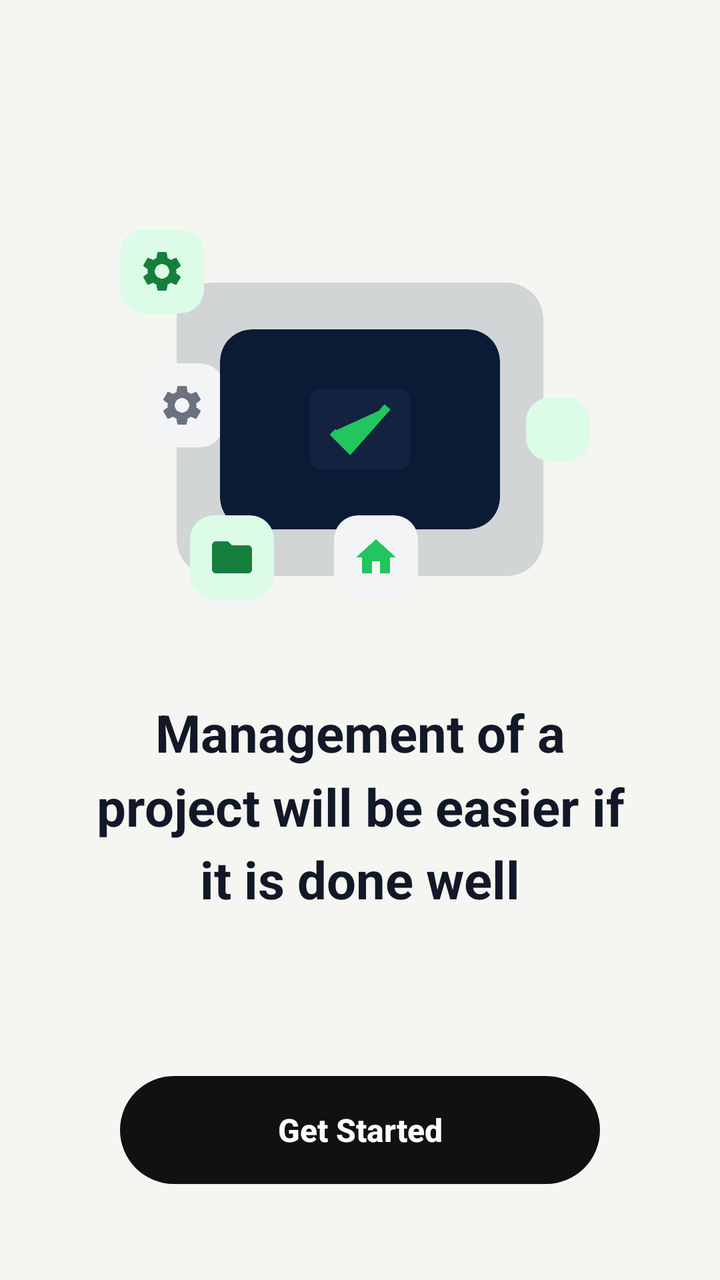
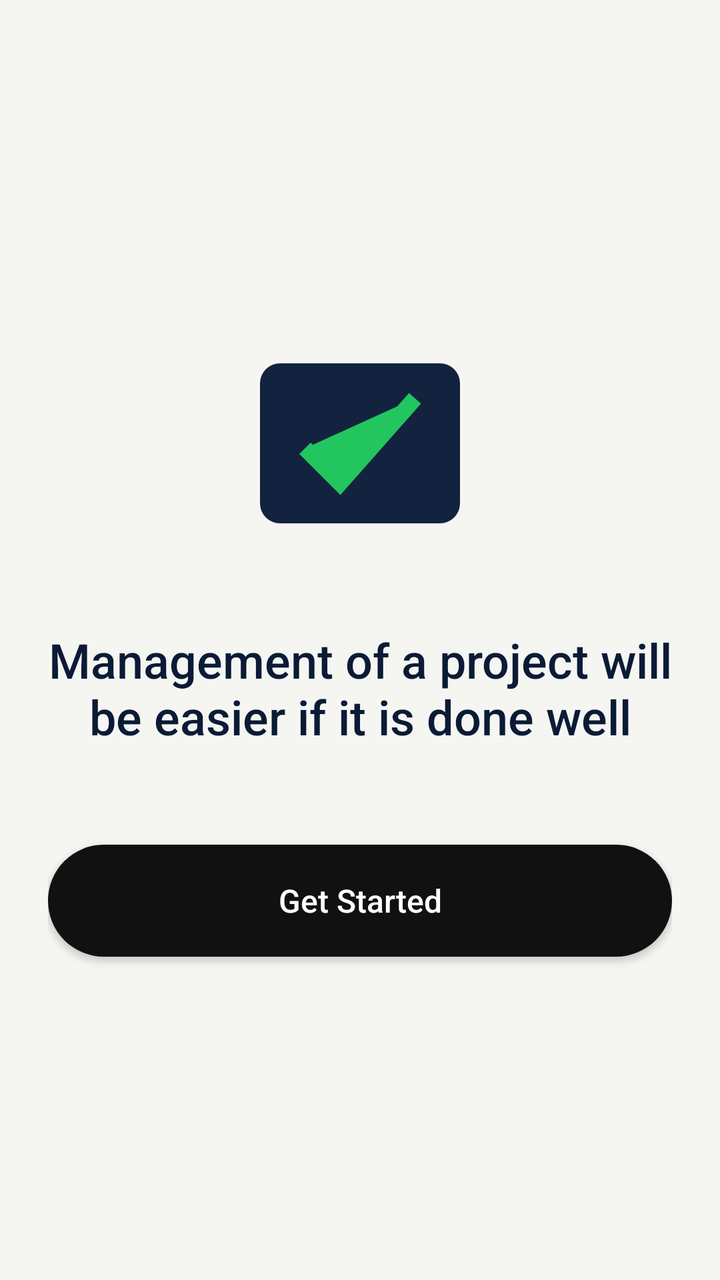

An Android layout rendered at two revisions. The XML below is the earlier revision; the diff shows what the commit changed to produce the second picture.
<!-- AndroidManifest.xml: activity theme Theme.TaskFlow.Splash -->
<!-- res/layout/activity_splash.xml -->
<?xml version="1.0" encoding="utf-8"?>
<LinearLayout xmlns:android="http://schemas.android.com/apk/res/android"
    xmlns:app="http://schemas.android.com/apk/res-auto"
    android:layout_width="match_parent"
    android:layout_height="match_parent"
    android:orientation="vertical"
    android:gravity="center_horizontal"
    android:background="@color/splash_bg"
    android:padding="24dp">

    <View
        android:layout_width="0dp"
        android:layout_height="0dp"
        android:layout_weight="1" />

    
    <RelativeLayout
        android:layout_width="260dp"
        android:layout_height="220dp"
        android:layout_gravity="center_horizontal"
        android:layout_marginBottom="24dp">

        
        <ImageView
            android:layout_width="match_parent"
            android:layout_height="match_parent"
            android:src="@drawable/ic_logo_taskflow"
            android:alpha="0.15"
            android:contentDescription="@null" />

        
        <View
            android:id="@+id/chip_key"
            android:layout_width="42dp"
            android:layout_height="42dp"
            android:layout_alignParentStart="true"
            android:layout_alignParentTop="true"
            android:layout_marginStart="10dp"
            android:layout_marginTop="10dp"
            android:background="@drawable/bg_chip_green" />
        <ImageView
            android:layout_width="24dp"
            android:layout_height="24dp"
            android:layout_alignStart="@id/chip_key"
            android:layout_alignTop="@id/chip_key"
            android:layout_marginStart="9dp"
            android:layout_marginTop="9dp"
            android:src="@drawable/ic_settings"
            app:tint="#15803D"
            android:contentDescription="@null" />

        
        <View
            android:id="@+id/chip_gear"
            android:layout_width="42dp"
            android:layout_height="42dp"
            android:layout_alignParentStart="true"
            android:layout_below="@id/chip_key"
            android:layout_marginStart="20dp"
            android:layout_marginTop="25dp"
            android:background="@drawable/bg_chip_grey" />
        <ImageView
            android:layout_width="24dp"
            android:layout_height="24dp"
            android:layout_alignStart="@id/chip_gear"
            android:layout_alignTop="@id/chip_gear"
            android:layout_marginStart="9dp"
            android:layout_marginTop="9dp"
            android:src="@drawable/ic_settings"
            android:contentDescription="@null" />

        
        <androidx.cardview.widget.CardView
            android:layout_width="140dp"
            android:layout_height="100dp"
            android:layout_centerInParent="true"
            app:cardCornerRadius="16dp"
            app:cardBackgroundColor="@color/navy"
            app:cardElevation="0dp">
            <ImageView
                android:layout_width="match_parent"
                android:layout_height="match_parent"
                android:scaleType="centerInside"
                android:padding="20dp"
                android:src="@drawable/ic_logo_taskflow"
                android:contentDescription="@null" />
        </androidx.cardview.widget.CardView>

        
        <View
            android:id="@+id/chip_lock"
            android:layout_width="42dp"
            android:layout_height="42dp"
            android:layout_alignParentStart="true"
            android:layout_alignParentBottom="true"
            android:layout_marginStart="45dp"
            android:layout_marginBottom="25dp"
            android:background="@drawable/bg_chip_green" />
        <ImageView
            android:layout_width="24dp"
            android:layout_height="24dp"
            android:layout_alignStart="@id/chip_lock"
            android:layout_alignTop="@id/chip_lock"
            android:layout_marginStart="9dp"
            android:layout_marginTop="9dp"
            android:src="@drawable/ic_folder"
            app:tint="#15803D"
            android:contentDescription="@null" />

        
        <View
            android:id="@+id/chip_cart"
            android:layout_width="42dp"
            android:layout_height="42dp"
            android:layout_toEndOf="@id/chip_lock"
            android:layout_alignParentBottom="true"
            android:layout_marginStart="30dp"
            android:layout_marginBottom="25dp"
            android:background="@drawable/bg_chip_grey" />
        <ImageView
            android:layout_width="24dp"
            android:layout_height="24dp"
            android:layout_alignStart="@id/chip_cart"
            android:layout_alignTop="@id/chip_cart"
            android:layout_marginStart="9dp"
            android:layout_marginTop="9dp"
            android:src="@drawable/ic_home"
            android:contentDescription="@null" />

        
        <View
            android:id="@+id/chip_heart"
            android:layout_width="32dp"
            android:layout_height="32dp"
            android:layout_alignParentEnd="true"
            android:layout_centerVertical="true"
            android:layout_marginEnd="15dp"
            android:background="@drawable/bg_chip_green" />
    </RelativeLayout>

    <TextView
        android:id="@+id/tv_splash_title"
        android:layout_width="match_parent"
        android:layout_height="wrap_content"
        android:layout_marginStart="16dp"
        android:layout_marginEnd="16dp"
        android:gravity="center"
        android:text="Management of a project will be easier if it is done well"
        android:textColor="@color/text_primary"
        android:textSize="26sp"
        android:textStyle="bold"
        android:lineSpacingMultiplier="1.2" />

    <View
        android:layout_width="0dp"
        android:layout_height="0dp"
        android:layout_weight="1" />

    <Button
        android:id="@+id/btn_get_started"
        android:layout_width="match_parent"
        android:layout_height="54dp"
        android:layout_marginStart="36dp"
        android:layout_marginEnd="36dp"
        android:layout_marginBottom="24dp"
        android:background="@drawable/bg_button_dark"
        android:text="Get Started"
        android:textColor="@color/white"
        android:textSize="16sp"
        android:textStyle="bold"
        android:textAllCaps="false"
        android:elevation="0dp"
        android:stateListAnimator="@null" />

</LinearLayout>
<!-- resources referenced by this layout -->
<resources>
  <color name="navy">#0B1B36</color>
  <color name="splash_bg">#F5F6F2</color>
  <color name="text_primary">#111827</color>
  <color name="white">#FFFFFFFF</color>
  <!-- drawable bg_button_dark (drawable) -->
  <?xml version="1.0" encoding="utf-8"?>
  <shape xmlns:android="http://schemas.android.com/apk/res/android"
      android:shape="rectangle">
      <solid android:color="@color/dark_button" />
      <corners android:radius="28dp" />
  </shape>
  <!-- drawable bg_chip_green (drawable) -->
  <?xml version="1.0" encoding="utf-8"?>
  <shape xmlns:android="http://schemas.android.com/apk/res/android">
      <solid android:color="@color/chip_green_bg" />
      <corners android:radius="12dp" />
      <padding android:left="10dp" android:right="10dp" android:top="4dp" android:bottom="4dp" />
  </shape>
  <!-- drawable bg_chip_grey (drawable) -->
  <?xml version="1.0" encoding="utf-8"?>
  <shape xmlns:android="http://schemas.android.com/apk/res/android">
      <solid android:color="@color/chip_grey_bg" />
      <corners android:radius="12dp" />
      <padding android:left="10dp" android:right="10dp" android:top="4dp" android:bottom="4dp" />
  </shape>
  <!-- drawable ic_folder (drawable) -->
  <vector xmlns:android="http://schemas.android.com/apk/res/android"
      android:width="16dp"
      android:height="16dp"
      android:viewportWidth="24"
      android:viewportHeight="24"
      android:tint="#6B7280">
      <path
          android:fillColor="#FF000000"
          android:pathData="M10,4H4c-1.1,0 -1.99,0.9 -1.99,2L2,18c0,1.1 0.9,2 2,2h16c1.1,0 2,-0.9 2,-2V8c0,-1.1 -0.9,-2 -2,-2h-8l-2,-2z" />
  </vector>
  <!-- drawable ic_home (drawable) -->
  <vector xmlns:android="http://schemas.android.com/apk/res/android"
      android:width="24dp"
      android:height="24dp"
      android:viewportWidth="24"
      android:viewportHeight="24"
      android:tint="#22C55E">
      <path
          android:fillColor="#FF000000"
          android:pathData="M10,20v-6h4v6h5v-8h3L12,3L2,12h3v8z" />
  </vector>
  <!-- drawable ic_settings (drawable) -->
  <vector xmlns:android="http://schemas.android.com/apk/res/android"
      android:width="24dp"
      android:height="24dp"
      android:viewportWidth="24"
      android:viewportHeight="24"
      android:tint="#6B7280">
      <path
          android:fillColor="#FF000000"
          android:pathData="M19.14,12.94c0.04,-0.3 0.06,-0.61 0.06,-0.94c0,-0.32 -0.02,-0.64 -0.07,-0.94l2.03,-1.58c0.18,-0.14 0.23,-0.41 0.12,-0.61l-1.92,-3.32c-0.12,-0.22 -0.37,-0.29 -0.59,-0.22l-2.39,0.96c-0.5,-0.38 -1.03,-0.7 -1.62,-0.94L14.4,2.81c-0.04,-0.24 -0.24,-0.41 -0.48,-0.41h-3.84c-0.24,0 -0.43,0.17 -0.47,0.41L9.25,5.35C8.66,5.59 8.12,5.92 7.63,6.29L5.24,5.33c-0.22,-0.08 -0.47,0 -0.59,0.22L2.74,8.87C2.62,9.08 2.66,9.34 2.86,9.48l2.03,1.58C4.84,11.36 4.8,11.69 4.8,12s0.02,0.64 0.07,0.94l-2.03,1.58c-0.18,0.14 -0.23,0.41 -0.12,0.61l1.92,3.32c0.12,0.22 0.37,0.29 0.59,0.22l2.39,-0.96c0.5,0.38 1.03,0.7 1.62,0.94l0.36,2.54c0.05,0.24 0.24,0.41 0.48,0.41h3.84c0.24,0 0.44,-0.17 0.47,-0.41l0.36,-2.54c0.59,-0.24 1.13,-0.56 1.62,-0.94l2.39,0.96c0.22,0.08 0.47,0 0.59,-0.22l1.92,-3.32c0.12,-0.22 0.07,-0.47 -0.12,-0.61L19.14,12.94zM12,15.6c-1.98,0 -3.6,-1.62 -3.6,-3.6s1.62,-3.6 3.6,-3.6s3.6,1.62 3.6,3.6S13.98,15.6 12,15.6z" />
  </vector>
  <style name="Theme.TaskFlow.Splash" parent="Theme.TaskFlow">
          <item name="android:windowBackground">@color/splash_bg</item>
          <item name="android:statusBarColor" tools:targetApi="21">@color/splash_bg</item>
          <item name="android:windowLightStatusBar" tools:targetApi="23">true</item>
      </style>
  <color name="dark_button">#111111</color>
  <color name="chip_green_bg">#DCFCE7</color>
  <color name="chip_grey_bg">#F3F4F6</color>
  <color name="accent_green">#22C55E</color>
  <color name="page_bg">#F4F5F7</color>
  <!-- unchanged entries left out for length: 2 -->
</resources>

<!-- the commit's change to res/layout/activity_splash.xml (unified diff, before → after) -->
@@ -1,175 +1,38 @@
 <?xml version="1.0" encoding="utf-8"?>
 <LinearLayout xmlns:android="http://schemas.android.com/apk/res/android"
-    xmlns:app="http://schemas.android.com/apk/res-auto"
+    android:id="@+id/main"
     android:layout_width="match_parent"
     android:layout_height="match_parent"
+    android:background="@color/splash_bg"
+    android:gravity="center"
     android:orientation="vertical"
-    android:gravity="center_horizontal"
-    android:background="@color/splash_bg"
     android:padding="24dp">
 
-    <View
-        android:layout_width="0dp"
-        android:layout_height="0dp"
-        android:layout_weight="1" />
-
-    
-    <RelativeLayout
-        android:layout_width="260dp"
-        android:layout_height="220dp"
-        android:layout_gravity="center_horizontal"
-        android:layout_marginBottom="24dp">
-
-        
-        <ImageView
-            android:layout_width="match_parent"
-            android:layout_height="match_parent"
-            android:src="@drawable/ic_logo_taskflow"
-            android:alpha="0.15"
-            android:contentDescription="@null" />
-
-        
-        <View
-            android:id="@+id/chip_key"
-            android:layout_width="42dp"
-            android:layout_height="42dp"
-            android:layout_alignParentStart="true"
-            android:layout_alignParentTop="true"
-            android:layout_marginStart="10dp"
-            android:layout_marginTop="10dp"
-            android:background="@drawable/bg_chip_green" />
-        <ImageView
-            android:layout_width="24dp"
-            android:layout_height="24dp"
-            android:layout_alignStart="@id/chip_key"
-            android:layout_alignTop="@id/chip_key"
-            android:layout_marginStart="9dp"
-            android:layout_marginTop="9dp"
-            android:src="@drawable/ic_settings"
-            app:tint="#15803D"
-            android:contentDescription="@null" />
-
-        
-        <View
-            android:id="@+id/chip_gear"
-            android:layout_width="42dp"
-            android:layout_height="42dp"
-            android:layout_alignParentStart="true"
-            android:layout_below="@id/chip_key"
-            android:layout_marginStart="20dp"
-            android:layout_marginTop="25dp"
-            android:background="@drawable/bg_chip_grey" />
-        <ImageView
-            android:layout_width="24dp"
-            android:layout_height="24dp"
-            android:layout_alignStart="@id/chip_gear"
-            android:layout_alignTop="@id/chip_gear"
-            android:layout_marginStart="9dp"
-            android:layout_marginTop="9dp"
-            android:src="@drawable/ic_settings"
-            android:contentDescription="@null" />
-
-        
-        <androidx.cardview.widget.CardView
-            android:layout_width="140dp"
-            android:layout_height="100dp"
-            android:layout_centerInParent="true"
-            app:cardCornerRadius="16dp"
-            app:cardBackgroundColor="@color/navy"
-            app:cardElevation="0dp">
-            <ImageView
-                android:layout_width="match_parent"
-                android:layout_height="match_parent"
-                android:scaleType="centerInside"
-                android:padding="20dp"
-                android:src="@drawable/ic_logo_taskflow"
-                android:contentDescription="@null" />
-        </androidx.cardview.widget.CardView>
-
-        
-        <View
-            android:id="@+id/chip_lock"
-            android:layout_width="42dp"
-            android:layout_height="42dp"
-            android:layout_alignParentStart="true"
-            android:layout_alignParentBottom="true"
-            android:layout_marginStart="45dp"
-            android:layout_marginBottom="25dp"
-            android:background="@drawable/bg_chip_green" />
-        <ImageView
-            android:layout_width="24dp"
-            android:layout_height="24dp"
-            android:layout_alignStart="@id/chip_lock"
-            android:layout_alignTop="@id/chip_lock"
-            android:layout_marginStart="9dp"
-            android:layout_marginTop="9dp"
-            android:src="@drawable/ic_folder"
-            app:tint="#15803D"
-            android:contentDescription="@null" />
-
-        
-        <View
-            android:id="@+id/chip_cart"
-            android:layout_width="42dp"
-            android:layout_height="42dp"
-            android:layout_toEndOf="@id/chip_lock"
-            android:layout_alignParentBottom="true"
-            android:layout_marginStart="30dp"
-            android:layout_marginBottom="25dp"
-            android:background="@drawable/bg_chip_grey" />
-        <ImageView
-            android:layout_width="24dp"
-            android:layout_height="24dp"
-            android:layout_alignStart="@id/chip_cart"
-            android:layout_alignTop="@id/chip_cart"
-            android:layout_marginStart="9dp"
-            android:layout_marginTop="9dp"
-            android:src="@drawable/ic_home"
-            android:contentDescription="@null" />
-
-        
-        <View
-            android:id="@+id/chip_heart"
-            android:layout_width="32dp"
-            android:layout_height="32dp"
-            android:layout_alignParentEnd="true"
-            android:layout_centerVertical="true"
-            android:layout_marginEnd="15dp"
-            android:background="@drawable/bg_chip_green" />
-    </RelativeLayout>
+    <ImageView
+        android:layout_width="120dp"
+        android:layout_height="120dp"
+        android:layout_marginBottom="32dp"
+        android:contentDescription="@null"
+        android:src="@drawable/ic_logo_taskflow" />
 
     <TextView
-        android:id="@+id/tv_splash_title"
         android:layout_width="match_parent"
         android:layout_height="wrap_content"
-        android:layout_marginStart="16dp"
-        android:layout_marginEnd="16dp"
+        android:layout_marginBottom="48dp"
+        android:fontFamily="sans-serif-medium"
         android:gravity="center"
-        android:text="Management of a project will be easier if it is done well"
-        android:textColor="@color/text_primary"
-        android:textSize="26sp"
-        android:textStyle="bold"
-        android:lineSpacingMultiplier="1.2" />
-
-    <View
-        android:layout_width="0dp"
-        android:layout_height="0dp"
-        android:layout_weight="1" />
+        android:text="@string/splash_message"
+        android:textColor="@color/navy"
+        android:textSize="24sp" />
 
     <Button
         android:id="@+id/btn_get_started"
         android:layout_width="match_parent"
-        android:layout_height="54dp"
-        android:layout_marginStart="36dp"
-        android:layout_marginEnd="36dp"
-        android:layout_marginBottom="24dp"
+        android:layout_height="56dp"
         android:background="@drawable/bg_button_dark"
-        android:text="Get Started"
+        android:text="@string/get_started"
+        android:textAllCaps="false"
         android:textColor="@color/white"
-        android:textSize="16sp"
-        android:textStyle="bold"
-        android:textAllCaps="false"
-        android:elevation="0dp"
-        android:stateListAnimator="@null" />
+        android:textSize="16sp" />
 
 </LinearLayout>
<!-- resource entries referenced after the edit -->
@@ -2,7 +2,6 @@
 <resources>
   <color name="navy">#0B1B36</color>
   <color name="splash_bg">#F5F6F2</color>
-  <color name="text_primary">#111827</color>
   <color name="white">#FFFFFFFF</color>
   <!-- drawable bg_button_dark (drawable) -->
   <?xml version="1.0" encoding="utf-8"?>
@@ -11,61 +10,14 @@
       <solid android:color="@color/dark_button" />
       <corners android:radius="28dp" />
   </shape>
-  <!-- drawable bg_chip_green (drawable) -->
-  <?xml version="1.0" encoding="utf-8"?>
-  <shape xmlns:android="http://schemas.android.com/apk/res/android">
-      <solid android:color="@color/chip_green_bg" />
-      <corners android:radius="12dp" />
-      <padding android:left="10dp" android:right="10dp" android:top="4dp" android:bottom="4dp" />
-  </shape>
-  <!-- drawable bg_chip_grey (drawable) -->
-  <?xml version="1.0" encoding="utf-8"?>
-  <shape xmlns:android="http://schemas.android.com/apk/res/android">
-      <solid android:color="@color/chip_grey_bg" />
-      <corners android:radius="12dp" />
-      <padding android:left="10dp" android:right="10dp" android:top="4dp" android:bottom="4dp" />
-  </shape>
-  <!-- drawable ic_folder (drawable) -->
-  <vector xmlns:android="http://schemas.android.com/apk/res/android"
-      android:width="16dp"
-      android:height="16dp"
-      android:viewportWidth="24"
-      android:viewportHeight="24"
-      android:tint="#6B7280">
-      <path
-          android:fillColor="#FF000000"
-          android:pathData="M10,4H4c-1.1,0 -1.99,0.9 -1.99,2L2,18c0,1.1 0.9,2 2,2h16c1.1,0 2,-0.9 2,-2V8c0,-1.1 -0.9,-2 -2,-2h-8l-2,-2z" />
-  </vector>
-  <!-- drawable ic_home (drawable) -->
-  <vector xmlns:android="http://schemas.android.com/apk/res/android"
-      android:width="24dp"
-      android:height="24dp"
-      android:viewportWidth="24"
-      android:viewportHeight="24"
-      android:tint="#22C55E">
-      <path
-          android:fillColor="#FF000000"
-          android:pathData="M10,20v-6h4v6h5v-8h3L12,3L2,12h3v8z" />
-  </vector>
-  <!-- drawable ic_settings (drawable) -->
-  <vector xmlns:android="http://schemas.android.com/apk/res/android"
-      android:width="24dp"
-      android:height="24dp"
-      android:viewportWidth="24"
-      android:viewportHeight="24"
-      android:tint="#6B7280">
-      <path
-          android:fillColor="#FF000000"
-          android:pathData="M19.14,12.94c0.04,-0.3 0.06,-0.61 0.06,-0.94c0,-0.32 -0.02,-0.64 -0.07,-0.94l2.03,-1.58c0.18,-0.14 0.23,-0.41 0.12,-0.61l-1.92,-3.32c-0.12,-0.22 -0.37,-0.29 -0.59,-0.22l-2.39,0.96c-0.5,-0.38 -1.03,-0.7 -1.62,-0.94L14.4,2.81c-0.04,-0.24 -0.24,-0.41 -0.48,-0.41h-3.84c-0.24,0 -0.43,0.17 -0.47,0.41L9.25,5.35C8.66,5.59 8.12,5.92 7.63,6.29L5.24,5.33c-0.22,-0.08 -0.47,0 -0.59,0.22L2.74,8.87C2.62,9.08 2.66,9.34 2.86,9.48l2.03,1.58C4.84,11.36 4.8,11.69 4.8,12s0.02,0.64 0.07,0.94l-2.03,1.58c-0.18,0.14 -0.23,0.41 -0.12,0.61l1.92,3.32c0.12,0.22 0.37,0.29 0.59,0.22l2.39,-0.96c0.5,0.38 1.03,0.7 1.62,0.94l0.36,2.54c0.05,0.24 0.24,0.41 0.48,0.41h3.84c0.24,0 0.44,-0.17 0.47,-0.41l0.36,-2.54c0.59,-0.24 1.13,-0.56 1.62,-0.94l2.39,0.96c0.22,0.08 0.47,0 0.59,-0.22l1.92,-3.32c0.12,-0.22 0.07,-0.47 -0.12,-0.61L19.14,12.94zM12,15.6c-1.98,0 -3.6,-1.62 -3.6,-3.6s1.62,-3.6 3.6,-3.6s3.6,1.62 3.6,3.6S13.98,15.6 12,15.6z" />
-  </vector>
+  <string name="get_started">Get Started</string>
+  <string name="splash_message">Management of a project will be easier if it is done well</string>
   <style name="Theme.TaskFlow.Splash" parent="Theme.TaskFlow">
           <item name="android:windowBackground">@color/splash_bg</item>
           <item name="android:statusBarColor" tools:targetApi="21">@color/splash_bg</item>
           <item name="android:windowLightStatusBar" tools:targetApi="23">true</item>
       </style>
   <color name="dark_button">#111111</color>
-  <color name="chip_green_bg">#DCFCE7</color>
-  <color name="chip_grey_bg">#F3F4F6</color>
   <color name="accent_green">#22C55E</color>
   <color name="page_bg">#F4F5F7</color>
   <!-- unchanged entries left out for length: 2 -->
